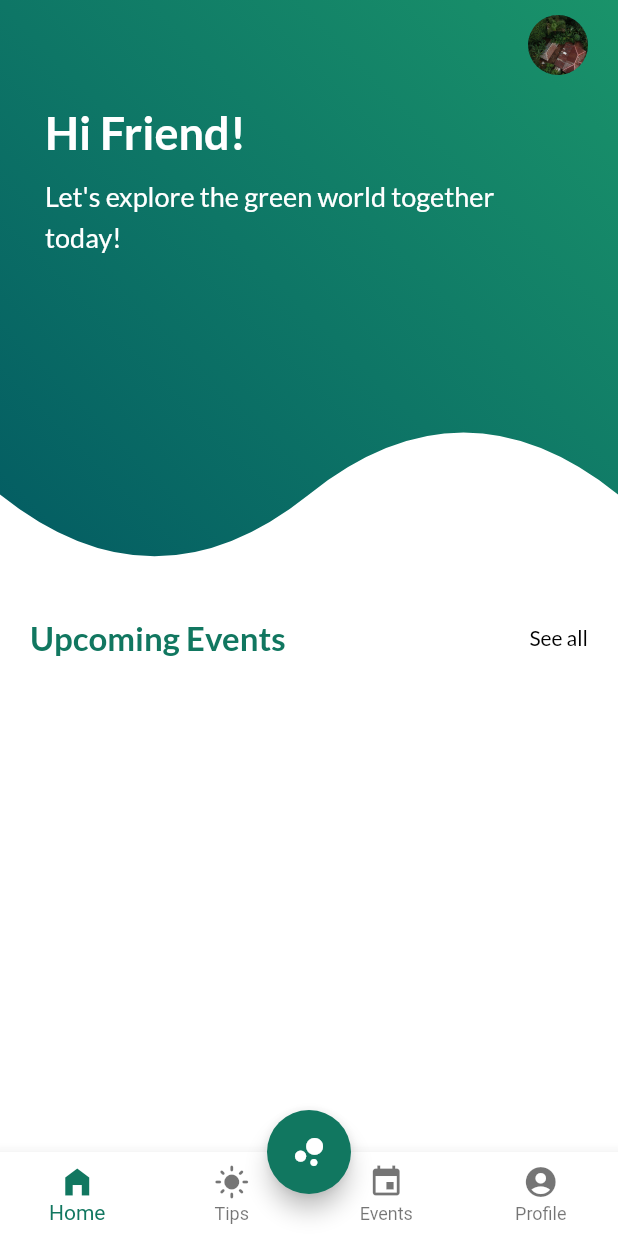
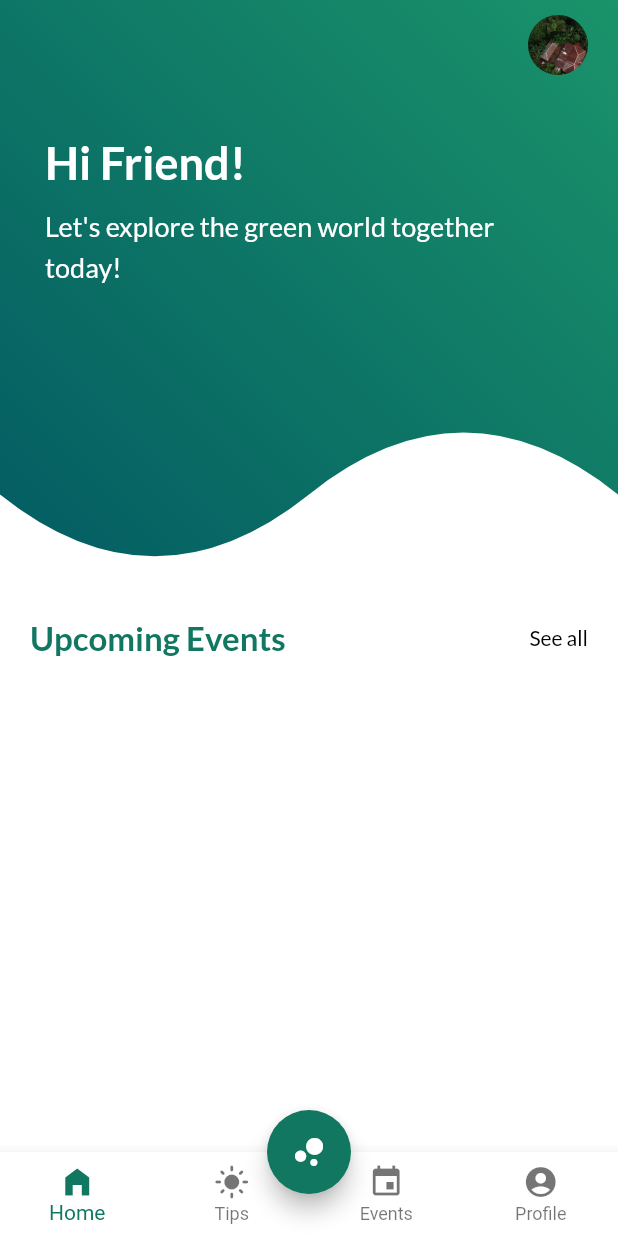
Before and after one commit to yunweneric/Greeniser, a Flutter app: the screen it shows after launch, after a tap on "Skip", on a phone screen of 412 x 824 dp. Run offline on Flutter 3.47's test engine with Material 2 defaults, Android fonts, the phone set to English and light mode, and no system bars; our stand-ins replace awesome_dialog, cached_network_image, device_preview, flutter_svg, fluttertoast, font_awesome_flutter and 3 more.

Commit message:
added some annimations

```diff
--- a/lib/screens/OnBoarding/OnBoadingPage.dart
+++ b/lib/screens/OnBoarding/OnBoadingPage.dart
@@ -30,12 +30,21 @@ class _OnBoardingPageState extends State<OnBoardingPage> {
     );
   }
 
-  Widget _buildImage(String assetName, [double width = 300]) {
+  Widget _buildImage2(String assetName, [double width = 200]) {
     // return Image.asset('assets/images/$assetName', width: width);
-    return SvgPicture.asset("assets/svgs/$assetName", width: width);
+    return TweenAnimationBuilder(
+      duration: Duration(seconds: 2),
+      tween: Tween<double>(begin: 0, end: 1),
+      builder: (BuildContext context, double val, child) {
+        return Opacity(
+          opacity: val,
+          child: SvgPicture.asset("assets/svgs/$assetName", width: width),
+        );
+      },
+    );
   }
 
-  Widget _buildImage2(String assetName, [double width = 200]) {
+  Widget _buildImage(String assetName, [double width = 200]) {
     // return Image.asset('assets/images/$assetName', width: width);
     return SvgPicture.asset("assets/svgs/$assetName", width: width);
   }
--- a/lib/screens/app/HomePage.dart
+++ b/lib/screens/app/HomePage.dart
@@ -21,8 +21,14 @@ class _HomePageState extends State<HomePage> {
           children: [
             ClipPath(
               clipper: CurveClipper(),
-              child: Container(
-                height: screenHeight(context) / 2,
+              child: TweenAnimationBuilder(
+                tween: Tween<double>(
+                    begin: screenHeight(context) / 4,
+                    end: screenHeight(context) / 2),
+                duration: Duration(milliseconds: 500),
+                builder: (BuildContext context, double val, child) {
+                  return Container(
+                    height: val,
                     decoration: BoxDecoration(
                       gradient: LinearGradient(
                           begin: Alignment.topRight,
@@ -60,7 +66,8 @@ class _HomePageState extends State<HomePage> {
                               ],
                             ),
                           ),
-                      Padding(
+                          TweenAnimationBuilder(
+                            child: Padding(
                               padding: const EdgeInsets.symmetric(
                                 horizontal: 30.0,
                                 vertical: 10,
@@ -92,9 +99,23 @@ class _HomePageState extends State<HomePage> {
                                 ],
                               ),
                             ),
+                            tween: Tween<double>(begin: 0, end: 1),
+                            duration: Duration(seconds: 1),
+                            builder: (context, double val, child) {
+                              return Opacity(
+                                opacity: val,
+                                child: Padding(
+                                  padding: EdgeInsets.only(top: val * 20),
+                                  child: child,
+                                ),
+                              );
+                            },
+                          ),
                         ],
                       ),
                     ),
+                  );
+                },
               ),
             ),
             Padding(
--- a/lib/screens/app/MainPage.dart
+++ b/lib/screens/app/MainPage.dart
@@ -45,8 +45,8 @@ class _MainPageState extends State<MainPage> {
     HomePage(),
     AddDrink(),
     EventPage(),
-    // LoginScreen()
-    ProfilePage()
+    LoginScreen()
+    // ProfilePage()
   ];
 
   void _onItemTapped(int index) {
--- a/lib/utilities/constants.dart
+++ b/lib/utilities/constants.dart
@@ -8,6 +8,7 @@ import 'package:shared_preferences/shared_preferences.dart';
 // Theme color
 const Color kprimaryColor = Color(0xFF117760);
 const Color kbluecover = Color(0x77117760);
+// const Color kbluecover = Color(0xcc000000);
 const Color kbluecover2 = Color(0x33117760);
 const Color kscaffoldBgColor = Color(0xFFf7f7f7);
 const Color kscaffoldBgColor2 = Color(0xFFFFFFFF);
```
Lines whose indentation alone changed are shown as unchanged.
